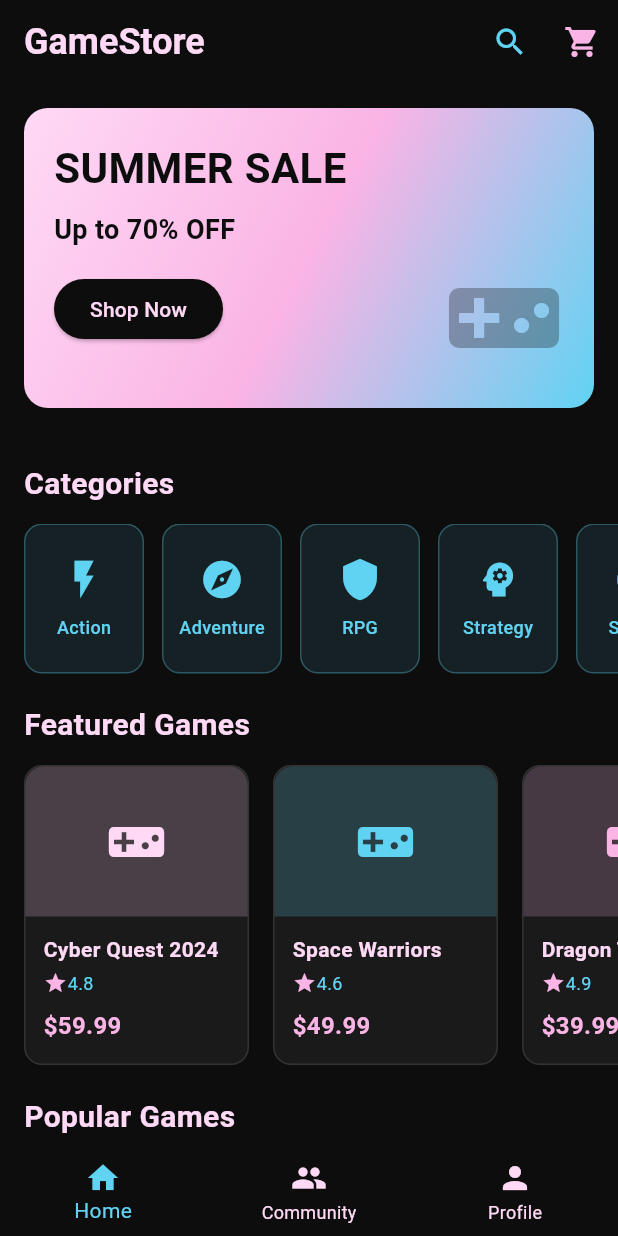
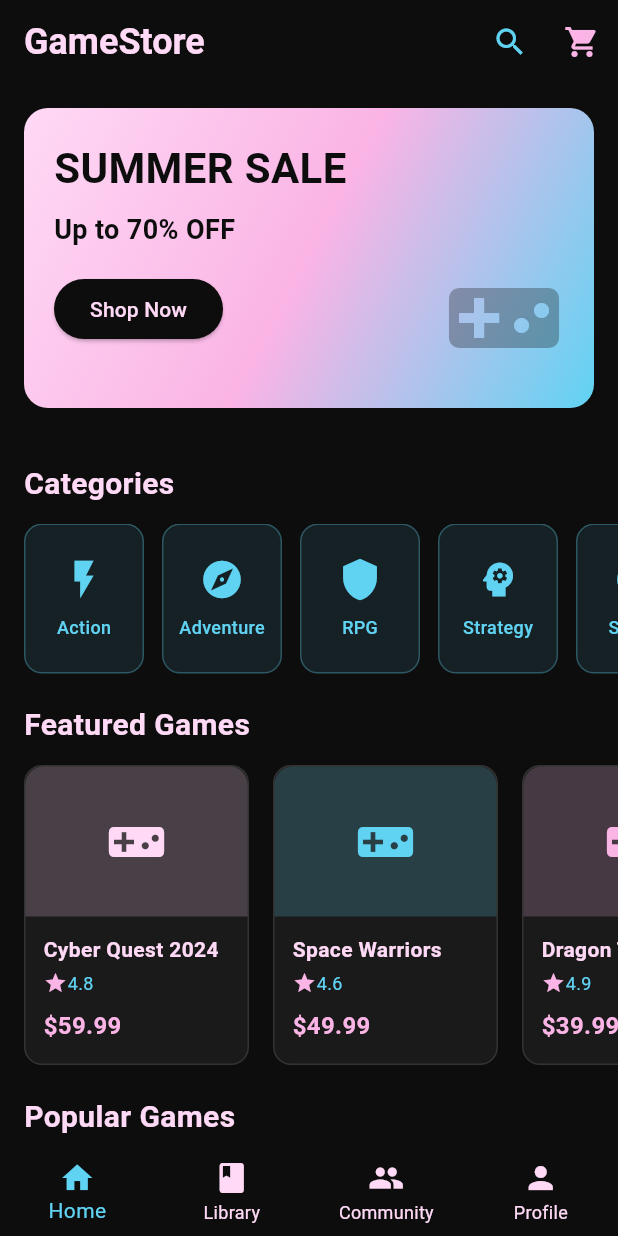
Before and after one commit to hieuphampm/Game-Selling-App, a Flutter app: the NavBar screen opened by its route, on a phone screen of 412 x 824 dp. Run offline on Flutter 3.47's test engine with Material 3 defaults, Android fonts, the phone set to English and light mode, and no system bars; our stand-ins replace firebase_auth, firebase_core, google_sign_in; accounts and stored records are empty.

Commit message:
Update navbar.dart

```diff
--- a/flutter_app/lib/components/navbar.dart
+++ b/flutter_app/lib/components/navbar.dart
@@ -1,6 +1,6 @@
 import 'package:flutter/material.dart';
 import '../screens/home_screen.dart';
-// import '../screens/library_screen.dart';
+import '../screens/library_screen.dart';
 import '../screens/community_screen.dart';
 import '../screens/settings_screen.dart';
 
@@ -16,7 +16,7 @@ class _NavBarState extends State<NavBar> {
   int _selectedIndex = 0;
   final _pages = const [
     HomeScreen(),
-    // LibraryScreen(),
+    LibraryScreen(),
     CommunityScreen(),
     SettingsScreen(),
   ];
@@ -39,7 +39,7 @@ class _NavBarState extends State<NavBar> {
         onTap: (i) => setState(() => _selectedIndex = i),
         items: const [
           BottomNavigationBarItem(icon: Icon(Icons.home), label: 'Home'),
-          // BottomNavigationBarItem(icon: Icon(Icons.book), label: 'Library'),
+          BottomNavigationBarItem(icon: Icon(Icons.book), label: 'Library'),
           BottomNavigationBarItem(icon: Icon(Icons.group), label: 'Community'),
           BottomNavigationBarItem(icon: Icon(Icons.person), label: 'Profile'),
         ],
```
